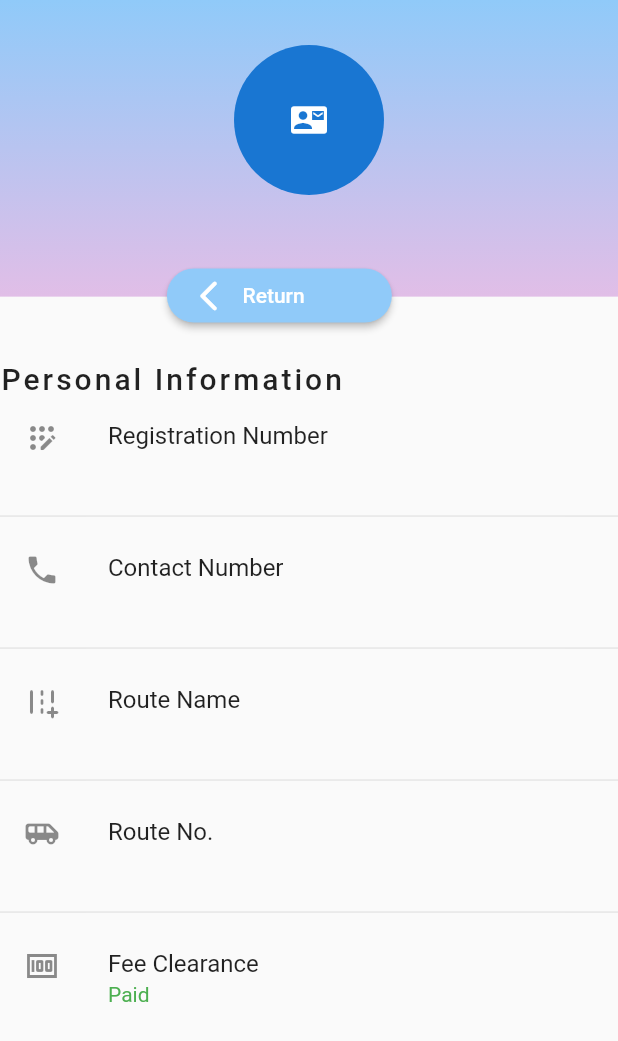
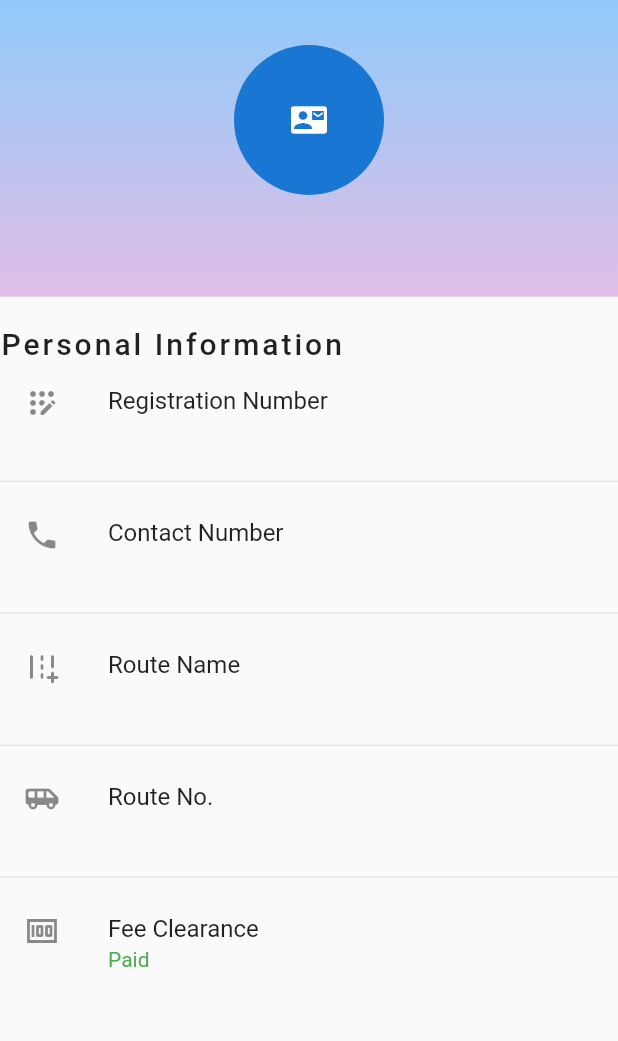
Before and after one commit to mohsini75/easyBus_app, a Flutter app: the ViewProfile screen opened directly, on a phone screen of 412 x 824 dp. Shown: the top 1041 px of the screen. Run offline on Flutter 3.47's test engine with Material 2 defaults, Android fonts, the phone set to English and light mode, and no system bars; our stand-ins replace bottom_navy_bar, cloud_firestore, curved_navigation_bar, firebase_auth, firebase_core, firebase_storage and 9 more; missing offline and left inert: barcode_scan2, cloud_firestore_web, fancy_drawer, firebase_auth_web, firebase_core_web, flutter_phone_direct_caller and 2 more; accounts and stored records are empty.

Commit message:
ReturnRemoved

```diff
--- a/lib/users/student/view_profile.dart
+++ b/lib/users/student/view_profile.dart
@@ -67,26 +67,6 @@ class _ViewProfileState extends State<ViewProfile> {
                             ],
                           ),
                         ),
-                        Padding(
-                          padding: EdgeInsets.only(
-                              top: size.height * 0.21, left: size.width * 0.27),
-                          child: ElevatedButton(
-                            child: Row(
-                              children: [
-                                Icon(Icons.arrow_back_ios_new_rounded),
-                                Text("\t\t\tReturn"),
-                              ],
-                            ),
-                            style: ElevatedButton.styleFrom(
-                                primary: Colors.blue.shade200,
-                                fixedSize: Size(150, 30),
-                                shape: RoundedRectangleBorder(
-                                    borderRadius: BorderRadius.circular(50))),
-                            onPressed: () {
-                              Navigator.of(context).pop();
-                            },
-                          ),
-                        ),
                       ]),
                       SizedBox(
                         height: 20,
```
